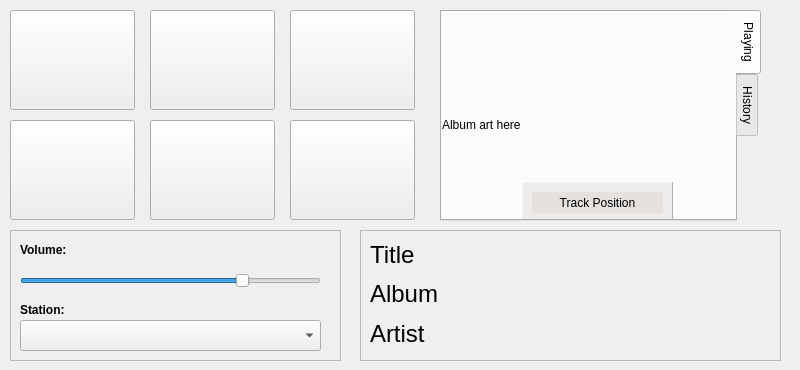
The window that qAndora-mobile.ui (JeffHoogland/qAndora) describes before a commit, drawn with Qt 5.
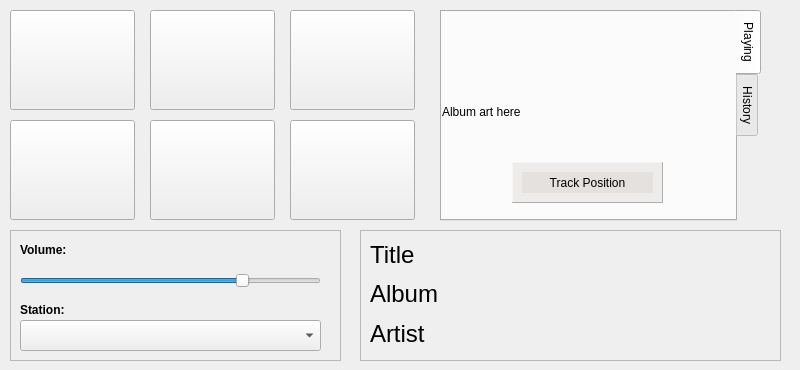
The same window after the commit. The open tabs and pages were chosen to show the change. Icons and pictures are not drawn.

Commit message: Optimizing mobile UI

Diff of the .ui file:
```diff
--- a/qAndora-mobile.ui
+++ b/qAndora-mobile.ui
@@ -54,14 +54,14 @@
        <rect>
         <x>0</x>
         <y>0</y>
-        <width>290</width>
-        <height>225</height>
+        <width>280</width>
+        <height>200</height>
        </rect>
       </property>
       <property name="minimumSize">
        <size>
-        <width>290</width>
-        <height>225</height>
+        <width>280</width>
+        <height>200</height>
        </size>
       </property>
       <property name="maximumSize">
@@ -80,8 +80,8 @@
      <widget class="QFrame" name="positionFrame">
       <property name="geometry">
        <rect>
-        <x>80</x>
-        <y>170</y>
+        <x>70</x>
+        <y>150</y>
         <width>151</width>
         <height>41</height>
        </rect>
```
Left out of the diff: 7 changed lines with no effect on the pictures. The commit also changes 4 other files.
